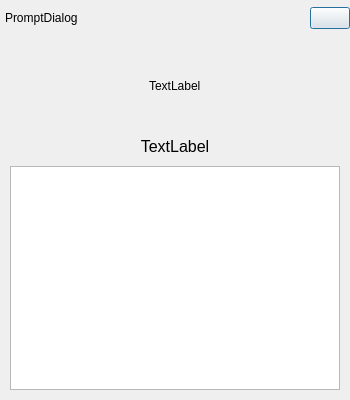
ukui/ukui-biometric-manager, file src/promptdialog.ui: the form before one commit.
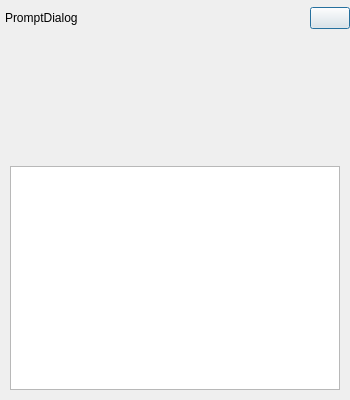
The form after the commit.

```diff
--- a/src/promptdialog.ui
+++ b/src/promptdialog.ui
@@ -135,7 +135,7 @@
      <item>
       <widget class="QLabel" name="lblImage">
        <property name="text">
-        <string>TextLabel</string>
+        <string/>
        </property>
       </widget>
      </item>
@@ -196,7 +196,7 @@
         </font>
        </property>
        <property name="text">
-        <string>TextLabel</string>
+        <string/>
        </property>
        <property name="alignment">
         <set>Qt::AlignCenter</set>
```
